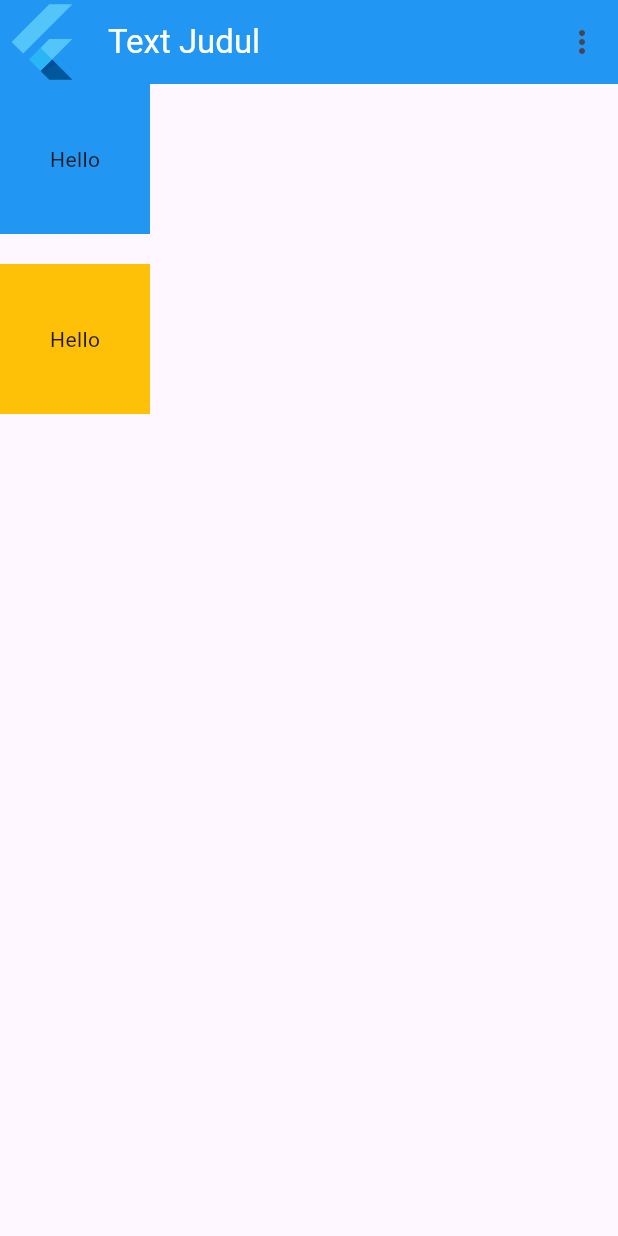
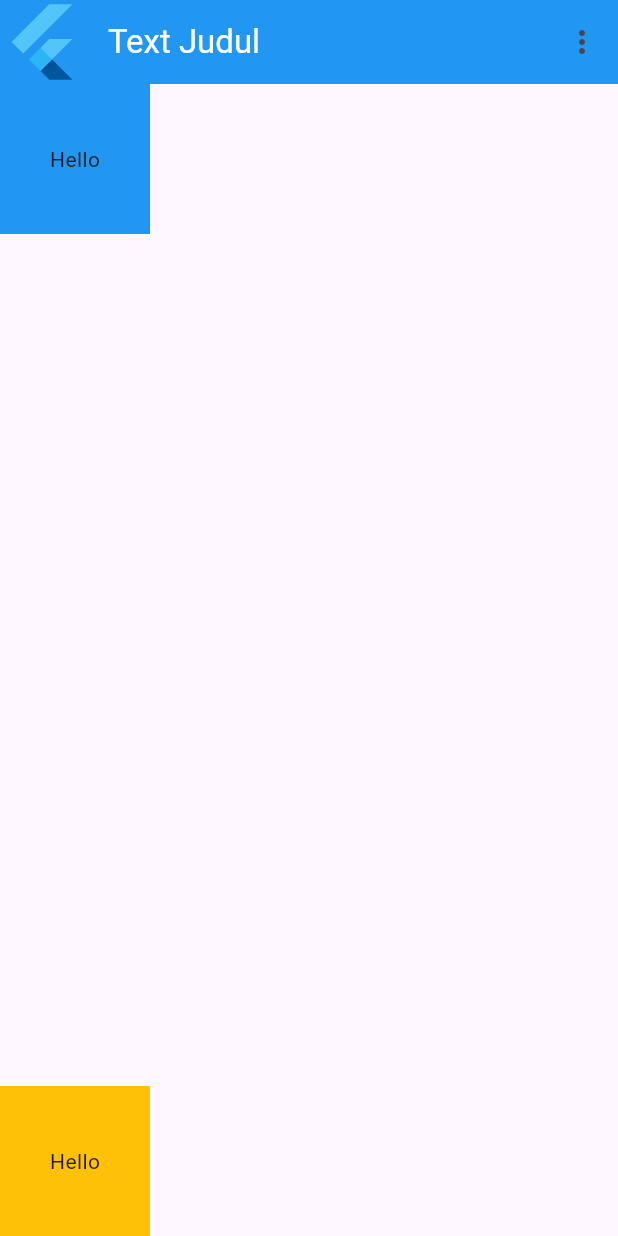
Before and after one commit to Renggars/flutter, a Flutter app: the screen it shows after launch, on a phone screen of 412 x 824 dp. Run offline on Flutter 3.47's test engine with Material 3 defaults, Android fonts, the phone set to English and light mode, and no system bars.

```diff
--- a/lib/main.dart
+++ b/lib/main.dart
@@ -8,8 +8,8 @@ import 'package:flutter/material.dart';
 // import 'package:flutter_application_1/widgets/soal7.dart';
 // import 'package:flutter_application_1/widgets/soal8.dart';
 // import 'package:flutter_application_1/widgets/soal9.dart';
-import 'package:flutter_application_1/widgets/soal10.dart';
-// import 'package:flutter_application_1/widgets/soal11.dart';
+// import 'package:flutter_application_1/widgets/soal10.dart';
+import 'package:flutter_application_1/widgets/soal11.dart';
 
 void main() {
   runApp(const MyApp());
@@ -22,7 +22,7 @@ class MyApp extends StatelessWidget {
   Widget build(BuildContext context) {
     return const MaterialApp(
       debugShowCheckedModeBanner: false,
-      home: Soal10(),
+      home: Soal11(),
     );
   }
 }
--- /dev/null
+++ b/lib/widgets/soal11.dart
@@ -0,0 +1,50 @@
+import 'package:flutter/material.dart';
+
+class Soal11 extends StatelessWidget {
+  const Soal11({
+    super.key,
+  });
+
+  @override
+  Widget build(BuildContext context) {
+    return Scaffold(
+        appBar: AppBar(
+          backgroundColor: Colors.blue,
+          leading: const FlutterLogo(),
+          title:
+              const Text("Text Judul", style: TextStyle(color: Colors.white)),
+          centerTitle: false,
+          actions: [
+            IconButton(
+                onPressed: () {
+                  // ignore: avoid_print
+                  print("KLIK MORE");
+                },
+                icon: const Icon(Icons.more_vert)),
+          ],
+        ),
+        body: Column(
+          mainAxisAlignment: MainAxisAlignment.spaceBetween,
+          children: [
+            Container(
+              // margin: const EdgeInsets.only(bottom: 20),
+              width: 100,
+              height: 100,
+              color: Colors.blue,
+              child: const Center(
+                child: Text("Hello"),
+              ),
+            ),
+            Container(
+              // margin: const EdgeInsets.only(top: 20),
+              width: 100,
+              height: 100,
+              color: Colors.amber,
+              child: const Center(
+                child: Text("Hello"),
+              ),
+            ),
+          ],
+        ));
+  }
+}
```
